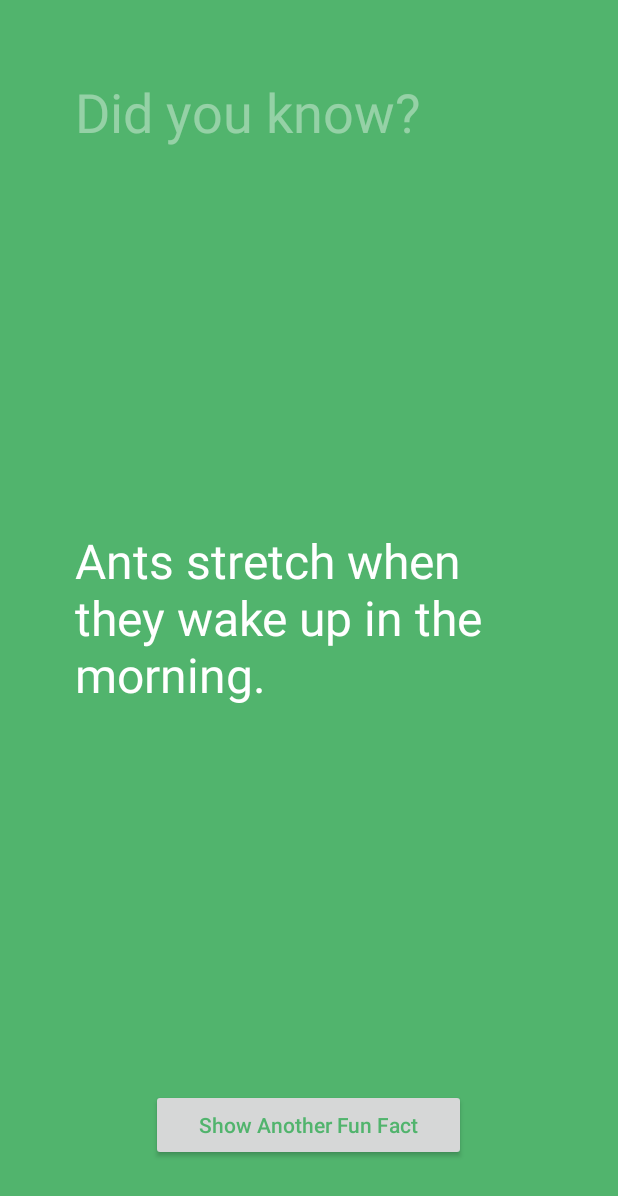
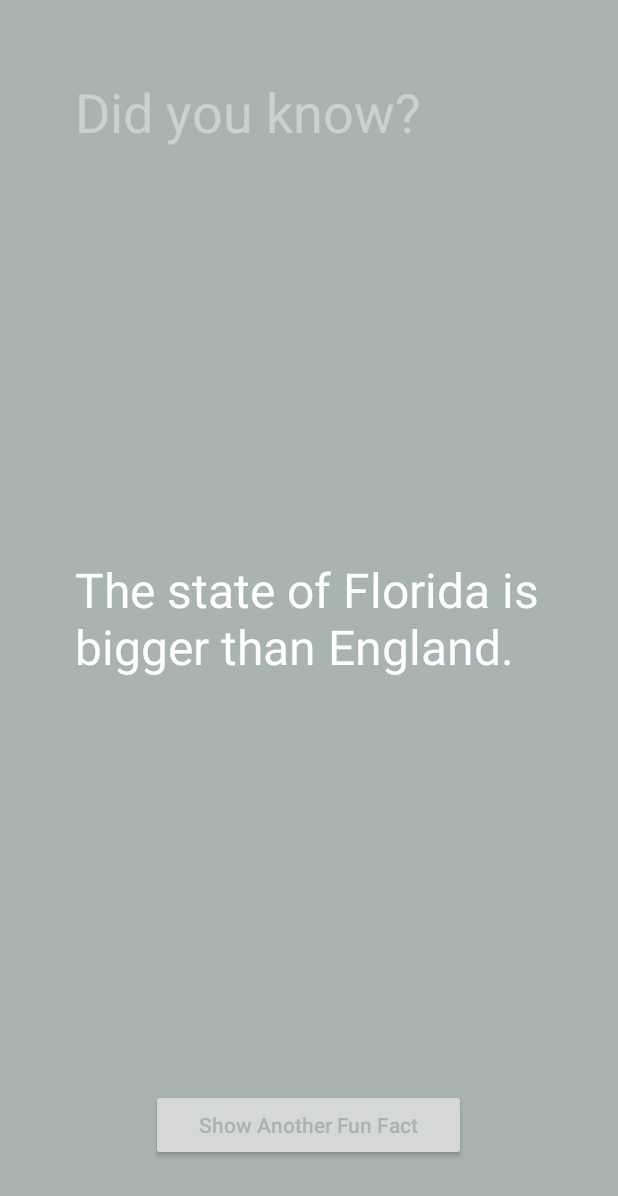
Before and after one commit to ishay1999/FunFacts, an Android app: the screen it shows after launch (MainActivity), after a tap on "Show Another Fun Fact", on a phone screen of 412 x 824 dp. Shown: the top 1196 px of the screen. Run offline under Robolectric (Android 15) with nearby library versions, the phone set to English and light mode, and no system bars.

Commit message:
add colors, using function, no bugs and every random is different than the previous.

```diff
--- a/app/src/main/java/com/howtoevery/funfacts/MainActivity.java
+++ b/app/src/main/java/com/howtoevery/funfacts/MainActivity.java
@@ -14,58 +14,80 @@ import java.util.Random;
 
 
 public class MainActivity extends ActionBarActivity {
+    // Creating the random
+    Random rand = new Random();
 
+    TextView factLabel;
+    Button showFactButton;
+    ViewGroup backGround;
 
 
     @Override
     protected void onCreate(Bundle savedInstanceState) {
-        // Creating the random
-        final Random rand = new Random();
+
+
+
 
 
         super.onCreate(savedInstanceState);
         setContentView(R.layout.activity_main);
 
-        final TextView factLabel;
-        final Button showFactButton;
+        final String[] facts = {
+                "Ants stretch when they wake up in the morning.",
+                "Ostriches can run faster than horses.",
+                "Olympic gold medals are actually made mostly of silver.",
+                "You are born with 300 bones; by the time you are an adult you will have 206.",
+                "It takes about 8 minutes for light from the Sun to reach Earth.",
+                "Some bamboo plants can grow almost a meter in just one day.",
+                "The state of Florida is bigger than England.",
+                "Some penguins can leap 2-3 meters out of the water.",
+                "On average, it takes 66 days to form a new habit.",
+                "Mammoths still walked the earth when the Great Pyramid was being built." };
+
+        final int [] colors = {
+                R.color.orangish,
+                R.color.android_green,
+                R.color.ugly_sea,
+                R.color.turkiz,
+                R.color.shilshul,
+                R.color.nice_purple,
+                R.color.gray,
+                R.color.gay_pink,
+                R.color.bordo,
+                R.color.red
+        };
+
 
         factLabel = (TextView) findViewById(R.id.fact);
-        final ViewGroup backGround = (RelativeLayout) findViewById(R.id.mainBackground);
+        backGround = (RelativeLayout) findViewById(R.id.mainBackground);
         showFactButton = (Button) findViewById(R.id.factButton);
 
         View.OnClickListener myListener = new View.OnClickListener() {
 
+            int currentState = 0;
             int randomNumber;
-            int currentState = 0;
 
             @Override
             public void onClick(View view) {
 
                 do {
-                    randomNumber = rand.nextInt(2); // randomNumber will be 0 or 1
-                }   while (currentState == randomNumber);
+                    randomNumber = rand.nextInt(facts.length);
+                } while (currentState == randomNumber);
+
+                    //    setFact(facts[randomFact], colors[randomColor]);
+//                factLabel.setText(facts[randomFact]);
+//                backGround.setBackgroundColor(getResources().getColor(colors[randomColor]));
+//                showFactButton.setTextColor(colors[randomColor]);
+
+                setFact(facts[randomNumber], colors[randomNumber]);
 
                 currentState = randomNumber;
-
-                switch (randomNumber) {
-                    case 0: { // in case it is 0, show fact number 1 with green color
-                        setFact(R.string.fact1, R.color.android_green);
-                    } break;
-
-                    case 1: { // in case it is 1, show fact number 2 with orange color
-                        setFact(R.string.fact2, R.color.orangish);
-
-                    } break;
-                }
-
-          //      factLabel.setText(String.valueOf(randomNumber)); // show the number generated with randomNumber, ONLY FOR DEBUG PURPOSES
-
             }
         };
 
         showFactButton.setOnClickListener(myListener);
     }
-    public void setFact(int factString, int color) {
+    public void setFact(String factString, int color) {
         factLabel.setText(factString);
         backGround.setBackgroundColor(getResources().getColor(color));
         showFactButton.setTextColor(getResources().getColor(color));
--- a/app/src/main/res/layout/activity_main.xml
+++ b/app/src/main/res/layout/activity_main.xml
@@ -9,6 +9,7 @@
     android:paddingRight="@dimen/activity_horizontal_margin"
     android:paddingTop="@dimen/activity_vertical_margin"
     tools:context=".MainActivity">
+
 
     <TextView
         android:id="@+id/header"
--- a/app/src/main/res/values/colors.xml
+++ b/app/src/main/res/values/colors.xml
@@ -3,5 +3,12 @@
     <color name="red">#ff0000</color>
     <color name="orangish">#FFFF7754</color>
     <color name="android_green">#51b46d</color>
+    <color name="nice_purple">#ff7d4fb4</color>
+    <color name="turkiz">#ff4eb0b4</color>
+    <color name="bordo">#ffb42a2e</color>
+    <color name="shilshul">#ffb37200</color>
+    <color name="gay_pink">#ffb40073</color>
+    <color name="ugly_sea">#ff56b47e</color>
+    <color name="gray">#ffa9b4ae</color>
 
 </resources>
```
